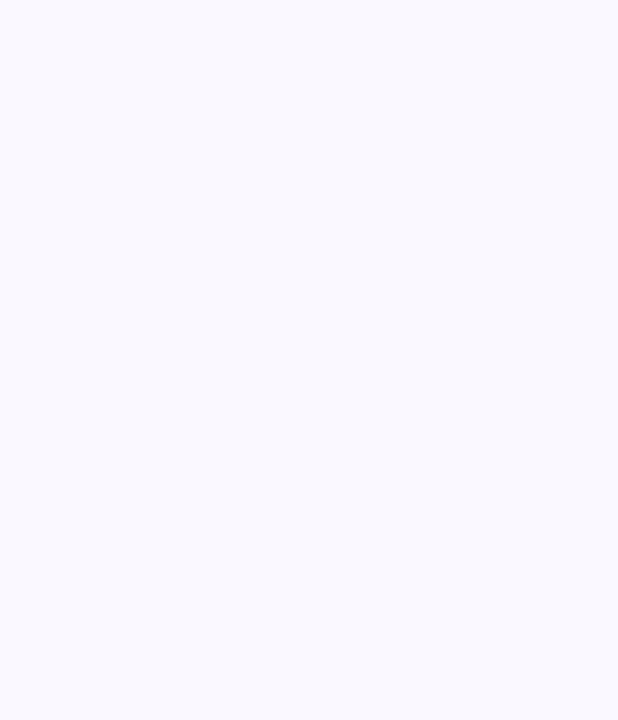
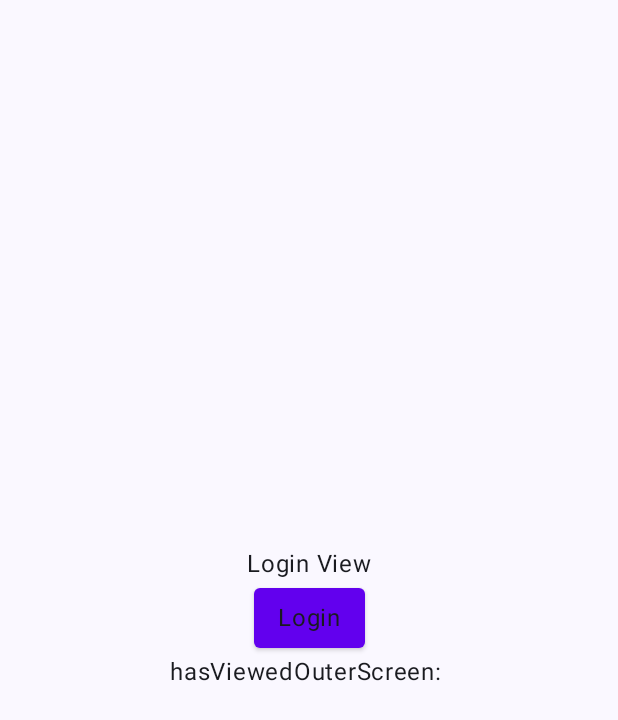
Before and after one commit to devsitaram/TeachingNepal, an Android app built with Jetpack Compose: the screen it shows after launch (MainActivity), on a phone screen of 412 x 824 dp. Before the commit the part shown is empty. Shown: the top 720 px of the screen. Run offline under Robolectric (Android 15) with nearby library versions, the phone set to English and light mode, and no system bars.

Commit message:
add the sharepreference in slplash screen

```diff
--- a/app/src/main/java/com/edu/teachingnepal/MainActivity.kt
+++ b/app/src/main/java/com/edu/teachingnepal/MainActivity.kt
@@ -20,9 +20,9 @@ class MainActivity : ComponentActivity() {
     override fun onCreate(savedInstanceState: Bundle?) {
         super.onCreate(savedInstanceState)
 
-    val getSharedPreferences = getSharedPreferences("selfPrefs", MODE_PRIVATE)
-        val getDevice = getSharedPreferences.getBoolean("outer_screen", false)
-//    val hasIntroSlider: Boolean = getSharedPreferences.getBoolean("has_view_slider", false)
+        // create the Shared Preferences
+        val getSharedPreferences = getSharedPreferences("my_preferences", MODE_PRIVATE)
+        val getDeviceUser = getSharedPreferences.getString("outer_screen", "")
 
         setContent {
             TeachingNepalTheme {
@@ -32,25 +32,28 @@ class MainActivity : ComponentActivity() {
                     color = MaterialTheme.colorScheme.background
                 ) {
                     val navController = rememberNavController()
-                    NavHost(navController = navController, startDestination = ScreenList.SplashScreenList.route){
+                    NavHost(
+                        navController = navController,
+                        startDestination = ScreenList.SplashScreen.route
+                    ) {
 
-                        composable(ScreenList.SplashScreenList.route){
-                            AnimatedSplashScreen(navController, getDevice)
+                        composable(ScreenList.SplashScreen.route) {
+                            AnimatedSplashScreen(navController, getDeviceUser)
                         }
 
-                        composable(ScreenList.LoginScreen.route){
+                        composable(ScreenList.LoginScreen.route) {
                             LoginViewScreen(navController)
                         }
 
-                        composable(ScreenList.SignUpScreen.route){
+                        composable(ScreenList.SignUpScreen.route) {
 //                            AnimatedSplashScreen(navController)
                         }
 
-                        composable(ScreenList.ForgotPassword.route){
+                        composable(ScreenList.ForgotPassword.route) {
 //                            AnimatedSplashScreen(navController)
                         }
 
-                        composable(ScreenList.MainScreenList.route){
+                        composable(ScreenList.MainScreenList.route) {
                             MainViewScreen()
                         }
                     }
--- a/app/src/main/java/com/edu/teachingnepal/features/innerscreen/MainViewScreen.kt
+++ b/app/src/main/java/com/edu/teachingnepal/features/innerscreen/MainViewScreen.kt
@@ -1,12 +1,16 @@
 package com.edu.teachingnepal.features.innerscreen
 
+import android.app.Activity
+import android.content.Context
 import androidx.compose.foundation.layout.Arrangement
 import androidx.compose.foundation.layout.Column
 import androidx.compose.foundation.layout.fillMaxSize
+import androidx.compose.material.Button
 import androidx.compose.material3.Text
 import androidx.compose.runtime.Composable
 import androidx.compose.ui.Alignment
 import androidx.compose.ui.Modifier
+import androidx.compose.ui.platform.LocalContext
 import androidx.navigation.compose.NavHost
 import androidx.navigation.compose.composable
 import androidx.navigation.compose.rememberNavController
@@ -23,11 +27,26 @@ fun MainViewScreen() {
 
 @Composable
 fun MainHomeViewScreen() {
+    val context = LocalContext.current
+    val activity = (LocalContext.current as Activity)
+    val sharedPreferences = context.getSharedPreferences("my_preferences", Context.MODE_PRIVATE)
+    // Retrieve the values from SharedPreferences
+    val hasViewedOuterScreen = sharedPreferences.getString("outer_screen", "")
+
     Column(
         modifier = Modifier.fillMaxSize(),
         verticalArrangement = Arrangement.Center,
         horizontalAlignment = Alignment.CenterHorizontally
     ) {
         Text(text = "Home")
+        Button(onClick = {
+            // Save the preference to indicate that the user has viewed the outer screen
+            val editor = sharedPreferences.edit()
+            editor.putString("outer_screen", "")
+            editor.apply()
+            activity.isDestroyed
+        }) {
+            Text(text = "Log out")
+        }
     }
 }
--- a/app/src/main/java/com/edu/teachingnepal/features/outerscreen/ScreenList.kt
+++ b/app/src/main/java/com/edu/teachingnepal/features/outerscreen/ScreenList.kt
@@ -1,7 +1,7 @@
 package com.edu.teachingnepal.features.outerscreen
 
 sealed class ScreenList(val route: String) {
-    object SplashScreenList : ScreenList("SplashScreen")
+    object SplashScreen : ScreenList("SplashScreen")
     object LoginScreen : ScreenList("LoginScreen")
     object SignUpScreen : ScreenList("SignUpScreen")
     object ForgotPassword : ScreenList("ForgotPassword")
--- a/app/src/main/java/com/edu/teachingnepal/features/outerscreen/SplashScreen.kt
+++ b/app/src/main/java/com/edu/teachingnepal/features/outerscreen/SplashScreen.kt
@@ -1,5 +1,6 @@
 package com.edu.teachingnepal.features.outerscreen
 
+import android.util.Log
 import androidx.compose.animation.core.animateFloatAsState
 import androidx.compose.animation.core.tween
 import androidx.compose.foundation.Image
@@ -31,7 +32,7 @@ import com.edu.teachingnepal.ui.theme.splash
 import kotlinx.coroutines.delay
 
 @Composable
-fun AnimatedSplashScreen(navController: NavHostController, getDevice: Boolean, ) {
+fun AnimatedSplashScreen(navController: NavHostController, getDeviceUser: String?) {
 
     var startAnimate by remember { mutableStateOf(false) }
     val alphaAnim = animateFloatAsState(
@@ -44,10 +45,10 @@ fun AnimatedSplashScreen(navController: NavHostController, getDevice: Boolean, )
     LaunchedEffect(key1 = true) {
         startAnimate = true
         delay(3000)
-        if (getDevice){
+        if (getDeviceUser == null || getDeviceUser != "sitaram") {
+            navController.navigate(ScreenList.LoginScreen.route)
+        } else {
             navController.navigate(ScreenList.MainScreenList.route)
-        } else {
-            navController.navigate(ScreenList.LoginScreen.route)
         }
     }
     SplashScreen(alpha = alphaAnim.value)
@@ -64,7 +65,8 @@ fun SplashScreen(alpha: Float) {
         ) {
             Column(
                 modifier = Modifier
-                    .fillMaxSize().alpha(alpha = alpha),
+                    .fillMaxSize()
+                    .alpha(alpha = alpha),
                 verticalArrangement = Arrangement.Center,
                 horizontalAlignment = Alignment.CenterHorizontally
             ) {
@@ -73,10 +75,14 @@ fun SplashScreen(alpha: Float) {
                     painter = painterResource(id = R.drawable.img_splash),
                     contentDescription = "splash icon",
                 )
-                Title2(text = "Education Nepal", color = Color.White)
+                Title2(text = "Education Nepal", color = Color.White, alpha)
             }
-            if (alpha != 1f){
-                CircularProgressIndicator(modifier = Modifier.size(50.dp), color = Color.White, strokeWidth = 5.dp)
+            if (alpha != 1f) {
+                CircularProgressIndicator(
+                    modifier = Modifier.size(50.dp),
+                    color = Color.White,
+                    strokeWidth = 5.dp
+                )
             }
         }
     }
--- a/app/src/main/java/com/edu/teachingnepal/features/outerscreen/login/LoginViewScreen.kt
+++ b/app/src/main/java/com/edu/teachingnepal/features/outerscreen/login/LoginViewScreen.kt
@@ -1,13 +1,43 @@
 package com.edu.teachingnepal.features.outerscreen.login
 
 import android.content.Context
+import androidx.compose.foundation.layout.Arrangement
+import androidx.compose.foundation.layout.Column
+import androidx.compose.foundation.layout.fillMaxWidth
+import androidx.compose.material.Button
+import androidx.compose.material3.Text
 import androidx.compose.runtime.Composable
+import androidx.compose.runtime.LaunchedEffect
+import androidx.compose.ui.Alignment
+import androidx.compose.ui.Modifier
 import androidx.compose.ui.platform.LocalContext
 import androidx.navigation.NavHostController
 
 @Composable
 fun LoginViewScreen(navController: NavHostController) {
+
     val context = LocalContext.current
     val sharedPreferences = context.getSharedPreferences("my_preferences", Context.MODE_PRIVATE)
+    // Retrieve the values from SharedPreferences
+    val hasViewedOuterScreen = sharedPreferences.getString("outer_screen", "")
 
+    Column(
+        modifier = Modifier.fillMaxWidth(),
+        verticalArrangement = Arrangement.Center,
+        horizontalAlignment = Alignment.CenterHorizontally
+    ) {
+        Text(text = "Login View")
+
+        Button(onClick = {
+            // Save the preference to indicate that the user has viewed the outer screen
+            val editor = sharedPreferences.edit()
+            editor.putString("outer_screen", "sitaram")
+            editor.apply()
+        }) {
+            Text(text = "Login")
+        }
+
+        // Display the retrieved values
+        Text(text = "hasViewedOuterScreen: $hasViewedOuterScreen")
+    }
 }
--- a/app/src/main/java/com/edu/teachingnepal/features/util/Ui.kt
+++ b/app/src/main/java/com/edu/teachingnepal/features/util/Ui.kt
@@ -2,6 +2,8 @@ package com.edu.teachingnepal.features.util
 
 import androidx.compose.material3.Text
 import androidx.compose.runtime.Composable
+import androidx.compose.ui.Modifier
+import androidx.compose.ui.draw.alpha
 import androidx.compose.ui.graphics.Color
 import androidx.compose.ui.text.TextStyle
 import androidx.compose.ui.text.font.FontWeight
@@ -13,7 +15,7 @@ import androidx.compose.ui.unit.sp
  * it it reusable component
  */
 @Composable
-fun Title2(text: String, color: Color) {
+fun Title2(text: String, color: Color, alpha: Float) {
     Text(
         text = text,
         style = TextStyle(
@@ -22,5 +24,6 @@ fun Title2(text: String, color: Color) {
         ),
         color = color,
         lineHeight = 40.sp,
+        modifier = Modifier.alpha(alpha)
     )
 }
```
